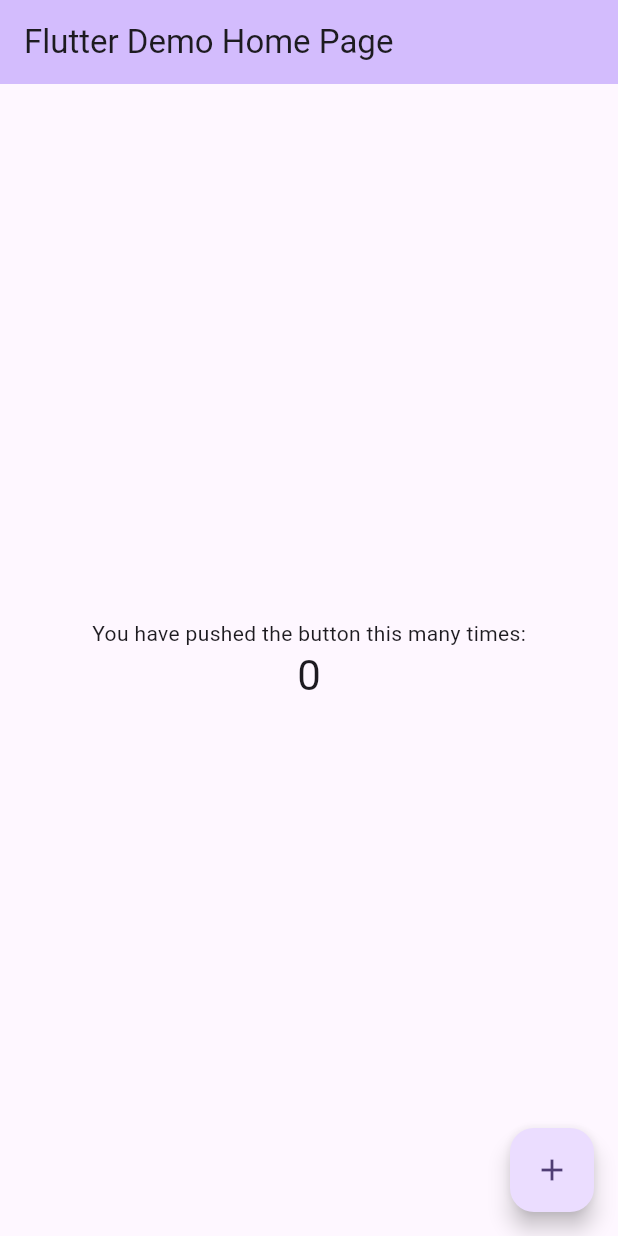
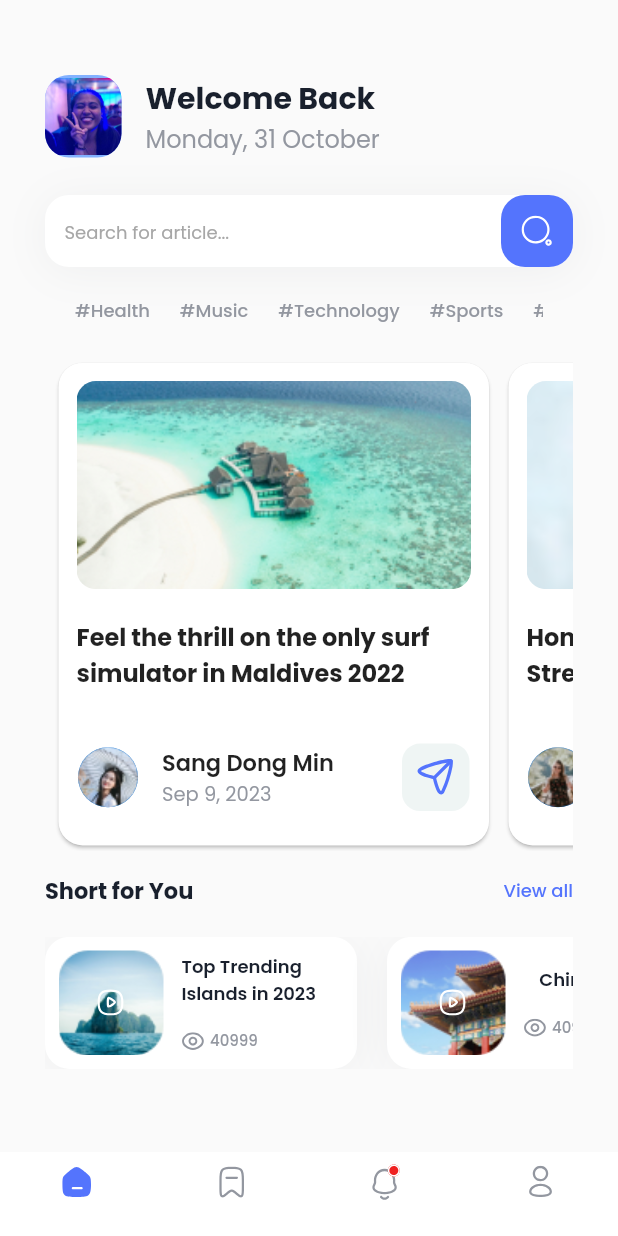
Before and after one commit to laragrace30/news_app, a Flutter app: the screen it shows after launch, on a phone screen of 412 x 824 dp. Run offline on Flutter 3.47's test engine with Material 2 defaults, Android fonts, the phone set to English and light mode, and no system bars; our stand-ins replace flutter_svg, google_fonts.

Commit message:
done with the homepage

```diff
--- /dev/null
+++ b/lib/Components/horizontal_grid.dart
@@ -0,0 +1,115 @@
+import 'package:flutter/material.dart';
+import 'package:flutter_svg/svg.dart';
+import 'package:google_fonts/google_fonts.dart';
+import 'package:news_app/models/destination_list.dart';
+
+class HorizontalGrid extends StatelessWidget {
+  HorizontalGrid({super.key});
+
+  final cardList = DestinationList();
+
+  @override
+  Widget build(BuildContext context) {
+    return SizedBox(
+      height: MediaQuery.of(context).size.height * 0.40,
+      child: ListView.builder(
+        scrollDirection: Axis.horizontal,
+        itemExtent: 300,
+        itemCount: cardList.cardList.length,
+        itemBuilder: (context, index) {
+          final cardData = cardList.cardList[index];
+          return Padding(
+            padding: const EdgeInsets.only(left: 5),
+            child: InkWell(
+              onTap: () {
+                Navigator.pushNamed(context, '/news');
+              },
+              child: Card(
+                shape: RoundedRectangleBorder(
+                  borderRadius: BorderRadius.circular(16),
+                ),
+                color: Colors.white,
+                child: Padding(
+                  padding: const EdgeInsets.all(12),
+                  child: Column(
+                    children: [
+                      Expanded(
+                        flex: 2,
+                        child: Container(
+                          height: 100,
+                          decoration: BoxDecoration(
+                            borderRadius: BorderRadius.circular(13),
+                            image: DecorationImage(
+                              fit: BoxFit.cover,
+                              image: AssetImage(cardData.image),
+                            ),
+                          ),
+                        ),
+                      ),
+                      const SizedBox(
+                        height: 20,
+                      ),
+                      Expanded(
+                        child: Text(
+                          cardData.title,
+                          style: GoogleFonts.poppins(
+                            textStyle: const TextStyle(
+                              fontSize: 16,
+                              fontWeight: FontWeight.bold,
+                            ),
+                          ),
+                        ),
+                      ),
+                      Expanded(
+                        child: ListTile(
+                          contentPadding: const EdgeInsets.symmetric(horizontal: 1),
+                          title: Text(
+                            cardData.author,
+                            maxLines: 2,
+                            style: GoogleFonts.poppins(
+                              textStyle: const TextStyle(
+                                fontSize: 15,
+                                fontWeight: FontWeight.w600,
+                              ),
+                            ),
+                          ),
+                          subtitle: Text(
+                            cardData.date,
+                            style: GoogleFonts.poppins(
+                              textStyle: const TextStyle(
+                                fontSize: 13,
+                                fontWeight: FontWeight.normal,
+                                color: Color(0xFF9397A0),
+                              ),
+                            ),
+                          ),
+                          trailing: GestureDetector(
+                            onTap: () {},
+                            child: Container(
+                              padding: const EdgeInsets.all(10),
+                              width: 45,
+                              height: 45,
+                              decoration: BoxDecoration(
+                                color: const Color(0xffEFF5F4),
+                                borderRadius: BorderRadius.circular(12),
+                              ),
+                              child: SvgPicture.asset(cardData.shareIcon),
+                            ),
+                          ),
+                          leading: CircleAvatar(
+                            radius: 20,
+                            backgroundImage: AssetImage(cardData.profileImage),
+                          ),
+                        ),
+                      ),
+                    ],
+                  ),
+                ),
+              ),
+            ),
+          );
+        },
+      ),
+    );
+  }
+}
--- /dev/null
+++ b/lib/Components/search_tags.dart
@@ -0,0 +1,47 @@
+import 'package:flutter/material.dart';
+import 'package:google_fonts/google_fonts.dart';
+
+class SearchTags extends StatelessWidget {
+   SearchTags({Key? key}) : super(key: key);
+
+  final List<String> tagsList = [
+    '#Health',
+    '#Music',
+    '#Technology',
+    '#Sports',
+    '#Education',
+    '#Politics',
+    '#eSports',
+  ];
+
+  @override
+  Widget build(BuildContext context) {
+    return Padding(
+      padding: const EdgeInsets.symmetric(
+        horizontal: 20),
+      child: SizedBox(
+        height: 20,
+        child: ListView.builder(
+          scrollDirection: Axis.horizontal,
+          itemCount: tagsList.length,
+          itemBuilder: (context, index) {
+            return Padding(
+              padding: const EdgeInsets.only(
+                right: 20),
+              child: Text(
+                tagsList[index],
+                style: GoogleFonts.poppins(
+                  textStyle: const TextStyle(
+                    fontWeight: FontWeight.w500,
+                    fontSize: 12,
+                    color: Color(0xff9397A0),
+                  ),
+                ),
+              ),
+            );
+          },
+        ),
+      ),
+    );
+  }
+}
--- /dev/null
+++ b/lib/Components/short_for_you.dart
@@ -0,0 +1,140 @@
+import 'package:flutter/material.dart';
+import 'package:flutter_svg/flutter_svg.dart';
+import 'styles.dart';
+
+class ShortForYou extends StatelessWidget {
+  final List<Map<String, dynamic>> items = [
+    {
+      'image': 'assets/image/tour1.png',
+      'title': 'Top Trending Islands in 2023',
+      'views': 40999,
+    },
+    {
+      'image': 'assets/image/tour2.png',
+      'title': 'China Trading',
+      'views': 40999,
+    },
+    {
+      'image': 'assets/image/tour3.jpg',
+      'title': 'Top Places in the Philippines',
+      'views': 40999,
+    },
+  ];
+
+  ShortForYou({Key? key}) : super(key: key);
+
+  @override
+  Widget build(BuildContext context) {
+    return Column(
+      crossAxisAlignment: CrossAxisAlignment.start,
+      children: [
+        Row(
+          mainAxisAlignment: MainAxisAlignment.spaceBetween,
+          crossAxisAlignment: CrossAxisAlignment.center,
+          children: [
+            Text(
+              'Short for You',
+              style: kPoppinsBold.copyWith(
+                fontSize: 15,
+              ),
+            ),
+            Text(
+              'View all',
+              style: kPoppinsMedium.copyWith(
+                color: kBlue,
+                fontSize: 12,
+              ),
+            ),
+          ],
+        ),
+        const SizedBox(height: 19),
+        SizedBox(
+          height: 88,
+          child: ListView.builder(
+            itemCount: items.length,
+            scrollDirection: Axis.horizontal,
+            itemBuilder: (context, index) {
+              final item = items[index];
+              return Container(
+                padding: const EdgeInsets.all(9),
+                margin: const EdgeInsets.only(
+                  right: 20,
+                ),
+                width: 208,
+                height: 88,
+                decoration: BoxDecoration(
+                  color: kWhite,
+                  borderRadius: BorderRadius.circular(kBorderRadius),
+                  boxShadow: [
+                    BoxShadow(
+                      color: kDarkBlue.withOpacity(0.051),
+                      offset: const Offset(0.0, 3.0),
+                      blurRadius: 24.0,
+                      spreadRadius: 0.0,
+                    ),
+                  ],
+                ),
+                child: Row(
+                  children: [
+                    Container(
+                      width: 70,
+                      height: 70,
+                      padding: const EdgeInsets.all(12), // Adjust padding
+                      decoration: BoxDecoration(
+                        borderRadius: BorderRadius.circular(kBorderRadius),
+                        image: DecorationImage(
+                          scale: 0.2,
+                          image: AssetImage(item['image']), // Use AssetImage for local images
+                        ),
+                      ),
+                      child: Transform.scale(
+                            scale: 0.4,
+                            child: SvgPicture.asset(
+                            'assets/play_icon.svg',
+                          ),
+                        ),
+                      ),
+                    const SizedBox(
+                      width: 12),
+                    Flexible(
+                      child: Column(
+                        mainAxisAlignment: MainAxisAlignment.center,
+                        children: [
+                          Text(
+                            item['title'],
+                            maxLines: 2,
+                            overflow: TextOverflow.ellipsis,
+                            style: kPoppinsSemibold.copyWith(
+                              fontSize: 12,
+                            ),
+                          ),
+                          const SizedBox(
+                            height: 15),
+                          Row(
+                            children: [
+                              SvgPicture.asset(
+                                'assets/eye_icon.svg',
+                              ),
+                              const SizedBox(width: 4),
+                              Text(
+                                item['views'].toString(),
+                                style: kPoppinsMedium.copyWith(
+                                  color: kGrey,
+                                  fontSize: 10,
+                                ),
+                              ),
+                            ],
+                          ),
+                        ],
+                      ),
+                    ),
+                  ],
+                ),
+              );
+            },
+          ),
+        ),
+      ],
+    );
+  }
+}
--- /dev/null
+++ b/lib/Components/styles.dart
@@ -0,0 +1,45 @@
+import 'package:flutter/material.dart';
+import 'package:google_fonts/google_fonts.dart';
+
+const Color kWhite = Color(0xffffffff);
+const Color kLightWhite = Color(0xffeff5f4);
+const Color kLighterWhite = Color(0xfffcfcfc);
+
+const Color kGrey = Color(0xff9397a0);
+const Color kLightGrey = Color(0xffa7a7a7);
+
+const Color kBlue = Color(0xff5474fd);
+const Color kLightBlue = Color(0xff83b1ff);
+const Color kLighterBlue = Color(0xffc1d4f9);
+
+const Color kDarkBlue = Color(0xff19202d);
+
+const Color kBorderColor = Color(0xffEEEEEE);
+
+const double kBorderRadius = 16.0;
+const double kPaddingHorizontal = 40.0;
+
+final kBorder = OutlineInputBorder(
+  borderRadius: BorderRadius.circular(kBorderRadius),
+  borderSide: BorderSide.none,
+);
+
+final kPoppinsBold = GoogleFonts.poppins(
+  color: kDarkBlue,
+  fontWeight: FontWeight.w700,
+);
+
+final kPoppinsSemibold = GoogleFonts.poppins(
+  color: kDarkBlue,
+  fontWeight: FontWeight.w600,
+);
+
+final kPoppinsMedium = GoogleFonts.poppins(
+  color: kDarkBlue,
+  fontWeight: FontWeight.w500,
+);
+
+final kPoppinsRegular = GoogleFonts.poppins(
+  color: kDarkBlue,
+  fontWeight: FontWeight.w400,
+);
--- a/lib/main.dart
+++ b/lib/main.dart
@@ -1,125 +1,71 @@
 import 'package:flutter/material.dart';
+import 'package:flutter_svg/flutter_svg.dart';
+import 'package:news_app/screens/my_home_page.dart';
+import 'Components/styles.dart';
 
 void main() {
-  runApp(const MyApp());
+  runApp(
+    const MyApp(),
+  );
 }
 
-class MyApp extends StatelessWidget {
-  const MyApp({super.key});
+class MyApp extends StatefulWidget {
+  const MyApp ({super.key});
 
-  // This widget is the root of your application.
   @override
-  Widget build(BuildContext context) {
-    return MaterialApp(
-      title: 'Flutter Demo',
-      theme: ThemeData(
-        // This is the theme of your application.
-        //
-        // TRY THIS: Try running your application with "flutter run". You'll see
-        // the application has a blue toolbar. Then, without quitting the app,
-        // try changing the seedColor in the colorScheme below to Colors.green
-        // and then invoke "hot reload" (save your changes or press the "hot
-        // reload" button in a Flutter-supported IDE, or press "r" if you used
-        // the command line to start the app).
-        //
-        // Notice that the counter didn't reset back to zero; the application
-        // state is not lost during the reload. To reset the state, use hot
-        // restart instead.
-        //
-        // This works for code too, not just values: Most code changes can be
-        // tested with just a hot reload.
-        colorScheme: ColorScheme.fromSeed(seedColor: Colors.deepPurple),
-        useMaterial3: true,
-      ),
-      home: const MyHomePage(title: 'Flutter Demo Home Page'),
-    );
-  }
+  State<MyApp> createState() => _MyAppState();
 }
 
-class MyHomePage extends StatefulWidget {
-  const MyHomePage({super.key, required this.title});
+class _MyAppState extends State<MyApp> {
+  int _selectedIndex = 0;
 
-  // This widget is the home page of your application. It is stateful, meaning
-  // that it has a State object (defined below) that contains fields that affect
-  // how it looks.
-
-  // This class is the configuration for the state. It holds the values (in this
-  // case the title) provided by the parent (in this case the App widget) and
-  // used by the build method of the State. Fields in a Widget subclass are
-  // always marked "final".
-
-  final String title;
-
-  @override
-  State<MyHomePage> createState() => _MyHomePageState();
-}
-
-class _MyHomePageState extends State<MyHomePage> {
-  int _counter = 0;
-
-  void _incrementCounter() {
+  void _onItemTapped(int index) {
     setState(() {
-      // This call to setState tells the Flutter framework that something has
-      // changed in this State, which causes it to rerun the build method below
-      // so that the display can reflect the updated values. If we changed
-      // _counter without calling setState(), then the build method would not be
-      // called again, and so nothing would appear to happen.
-      _counter++;
+      _selectedIndex = index;
     });
   }
 
   @override
   Widget build(BuildContext context) {
-    // This method is rerun every time setState is called, for instance as done
-    // by the _incrementCounter method above.
-    //
-    // The Flutter framework has been optimized to make rerunning build methods
-    // fast, so that you can just rebuild anything that needs updating rather
-    // than having to individually change instances of widgets.
-    return Scaffold(
-      appBar: AppBar(
-        // TRY THIS: Try changing the color here to a specific color (to
-        // Colors.amber, perhaps?) and trigger a hot reload to see the AppBar
-        // change color while the other colors stay the same.
-        backgroundColor: Theme.of(context).colorScheme.inversePrimary,
-        // Here we take the value from the MyHomePage object that was created by
-        // the App.build method, and use it to set our appbar title.
-        title: Text(widget.title),
-      ),
-      body: Center(
-        // Center is a layout widget. It takes a single child and positions it
-        // in the middle of the parent.
-        child: Column(
-          // Column is also a layout widget. It takes a list of children and
-          // arranges them vertically. By default, it sizes itself to fit its
-          // children horizontally, and tries to be as tall as its parent.
-          //
-          // Column has various properties to control how it sizes itself and
-          // how it positions its children. Here we use mainAxisAlignment to
-          // center the children vertically; the main axis here is the vertical
-          // axis because Columns are vertical (the cross axis would be
-          // horizontal).
-          //
-          // TRY THIS: Invoke "debug painting" (choose the "Toggle Debug Paint"
-          // action in the IDE, or press "p" in the console), to see the
-          // wireframe for each widget.
-          mainAxisAlignment: MainAxisAlignment.center,
-          children: <Widget>[
-            const Text(
-              'You have pushed the button this many times:',
+    return MaterialApp(
+      debugShowCheckedModeBanner: false,
+      home: Scaffold(
+        backgroundColor: kLighterWhite,
+        body: const MyHomePage(),
+        bottomNavigationBar: BottomNavigationBar(
+          elevation: 0,
+          type: BottomNavigationBarType.fixed,
+          backgroundColor: kWhite,
+          items: <BottomNavigationBarItem>[
+            BottomNavigationBarItem(
+              icon: _selectedIndex == 0
+                  ? SvgPicture.asset('assets/home_selected_icon.svg')
+                  : SvgPicture.asset('assets/home_unselected_icon.svg'),
+              label: '',
             ),
-            Text(
-              '$_counter',
-              style: Theme.of(context).textTheme.headlineMedium,
+            BottomNavigationBarItem(
+              icon: _selectedIndex == 1
+                  ? SvgPicture.asset('assets/bookmark_selected_icon.svg')
+                  : SvgPicture.asset('assets/bookmark_unselected_icon.svg'),
+              label: '',
+            ),
+            BottomNavigationBarItem(
+              icon: _selectedIndex == 2
+                  ? SvgPicture.asset('assets/notification_selected_icon.svg')
+                  : SvgPicture.asset('assets/notification_unselected_icon.svg'),
+              label: '',
+            ),
+            BottomNavigationBarItem(
+              icon: _selectedIndex == 3
+                  ? SvgPicture.asset('assets/profile_selected_icon.svg')
+                  : SvgPicture.asset('assets/profile_unselected_icon.svg'),
+              label: '',
             ),
           ],
+          currentIndex: _selectedIndex,
+          onTap: _onItemTapped,
         ),
       ),
-      floatingActionButton: FloatingActionButton(
-        onPressed: _incrementCounter,
-        tooltip: 'Increment',
-        child: const Icon(Icons.add),
-      ), // This trailing comma makes auto-formatting nicer for build methods.
     );
   }
 }
--- /dev/null
+++ b/lib/models/destination_list.dart
@@ -0,0 +1,46 @@
+class Destination {
+  final String image;
+  final String title;
+  final String author;
+  final String date;
+  final String shareIcon;
+  final String profileImage;
+
+  Destination({
+    required this.image,
+    required this.title,
+    required this.author,
+    required this.date,
+    required this.shareIcon,
+    required this.profileImage,
+  });
+}
+
+class DestinationList {
+  final List<Destination> cardList = [
+    Destination(
+      image: 'assets/image/Vector.png',
+      title: 'Feel the thrill on the only surf simulator in Maldives 2022',
+      author: 'Sang Dong Min',
+      date: 'Sep 9, 2023',
+      shareIcon: 'assets/share_icon.svg',
+      profileImage: 'assets/image/Vector1.png',
+    ),
+    Destination(
+      image: 'assets/image/Vector2.png',
+      title: 'Hong Kong wins over Wall Street CEOs after lifting strict ',
+      author: 'Pan Bong',
+      date: 'Jan 3, 2023',
+      shareIcon: 'assets/share_icon.svg',
+      profileImage: 'assets/image/Vector3.png',
+    ),
+    Destination(
+      image: 'assets/image/Vector4.png',
+      title: 'Unravel mysteries of the Maldives',
+      author: 'Keanu Carpent',
+      date: 'May 17, 2022',
+      shareIcon: 'assets/share_icon.svg',
+      profileImage: 'assets/image/Vector5.png',
+    ),
+  ];
+}
--- /dev/null
+++ b/lib/screens/my_home_page.dart
@@ -0,0 +1,131 @@
+import 'package:flutter/material.dart';
+import 'package:flutter_svg/flutter_svg.dart';
+import 'package:news_app/Components/horizontal_grid.dart';
+import 'package:news_app/Components/search_tags.dart';
+import 'package:news_app/Components/short_for_you.dart';
+
+import '../Components/styles.dart';
+
+class MyHomePage extends StatelessWidget {
+  const MyHomePage({Key? key}) : super(key: key);
+
+  @override
+  Widget build(BuildContext context) {
+    return Scaffold(
+      body: SafeArea(
+        child: ListView(
+          padding: const EdgeInsets.symmetric(
+            horizontal: 30,
+            vertical: 50,
+          ),
+          children: [
+            Row(
+              children: [
+                Container(
+                  height: 55,
+                  width: 51,
+                  decoration: BoxDecoration(
+                    borderRadius: BorderRadius.circular(kBorderRadius),
+                    color: kLightBlue,
+                    image: const DecorationImage(
+                      image: AssetImage('assets/image/profile.jpg'),
+                    ),
+                  ),
+                ),
+                const SizedBox(
+                  width: 16,
+                ),
+                Column(
+                  mainAxisAlignment: MainAxisAlignment.start,
+                  crossAxisAlignment: CrossAxisAlignment.start,
+                  children: [
+                    Text(
+                      'Welcome Back',
+                      style: kPoppinsBold.copyWith(
+                        fontSize: 20,
+                      )
+                    ),
+                    Text(
+                      'Monday, 31 October',
+                      style: kPoppinsRegular.copyWith(
+                        color: kGrey,
+                        fontSize: 16,
+                      ),
+                    ),
+                  ],
+                ),
+              ],
+            ),
+            const SizedBox(
+              height: 25,
+            ),
+            Container(
+              decoration: BoxDecoration(
+                borderRadius: BorderRadius.circular(kBorderRadius),
+                color: kWhite,
+                boxShadow: [
+                  BoxShadow(
+                    color: kDarkBlue.withOpacity(0.051),
+                     offset: const Offset(0.0, 3.0),
+                     blurRadius: 24.0,
+                     spreadRadius: 0.0,
+                  )
+                ]
+              ),
+              child: Row(
+                children: [
+                  Expanded(
+                    child: TextField(
+                      style: kPoppinsRegular.copyWith(
+                        color: kBlue,
+                        fontSize: 16,
+                      ),
+                       controller: TextEditingController(),
+                       decoration:  InputDecoration(
+                      contentPadding: const EdgeInsets.symmetric(
+                        horizontal: 13,
+                      ),
+                      hintText: 'Search for article...',
+                      border: kBorder,
+                      errorBorder: kBorder,
+                      disabledBorder: kBorder,
+                      focusedBorder: kBorder,
+                      focusedErrorBorder: kBorder,
+                      hintStyle: kPoppinsRegular.copyWith(
+                        color: kLightGrey,
+                        fontSize: 12,
+                    ),
+                  )
+                  )
+                  ),
+                  Container(
+                     decoration: BoxDecoration(
+                    color: kBlue,
+                    borderRadius: BorderRadius.circular(kBorderRadius),
+                  ),
+                  child: IconButton(
+                    onPressed: (){},
+                    icon: SvgPicture.asset('assets/search_icon.svg')
+                    ),
+                  )
+                ],
+              ),
+            ),
+            const SizedBox(
+              height: 20,
+            ),
+            SearchTags(),
+            const SizedBox(
+              height: 20,
+            ),
+            HorizontalGrid(),
+            const SizedBox(
+              height: 15,
+            ),
+            ShortForYou(),
+          ],
+        ),
+      ),
+    );
+  }
+}
--- a/pubspec.yaml
+++ b/pubspec.yaml
@@ -35,8 +35,8 @@ dependencies:
   # The following adds the Cupertino Icons font to your application.
   # Use with the CupertinoIcons class for iOS style icons.
   cupertino_icons: ^1.0.2
-  google_fonts: ^2.2.0
-  flutter_svg: ^1.0.3
+  google_fonts: ^6.1.0
+  flutter_svg: ^2.0.8
   carousel_slider: ^4.1.1
 
 dev_dependencies:
@@ -57,6 +57,7 @@ dev_dependencies:
 flutter:
   assets:
     - assets/
+    - assets/image/
 
 
   # The following line ensures that the Material Icons font is
```
Also changed, not shown: assets/image/Vector.png (added), assets/image/Vector1.png (added), assets/image/Vector2.png (added), assets/image/Vector3.png (added), assets/image/Vector4.png (added), assets/image/Vector5.png (added), assets/image/profile.jpg (added), assets/image/tour1.png (added), assets/image/tour2.png (added), assets/image/tour3.jpg (added), pubspec.lock, 1 other file.
